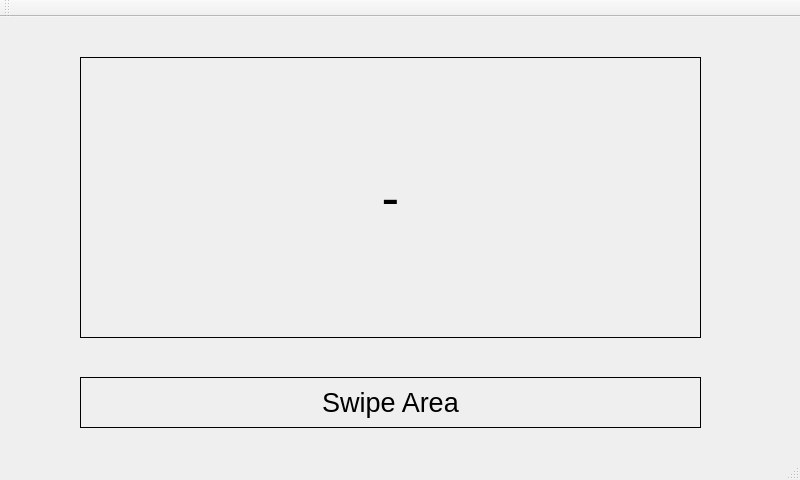
First picture: the form in Qt4/Swipe-Screen/mainwindow.ui, repository romnegrillo/CPP-Qt-Snippets, before the edit.
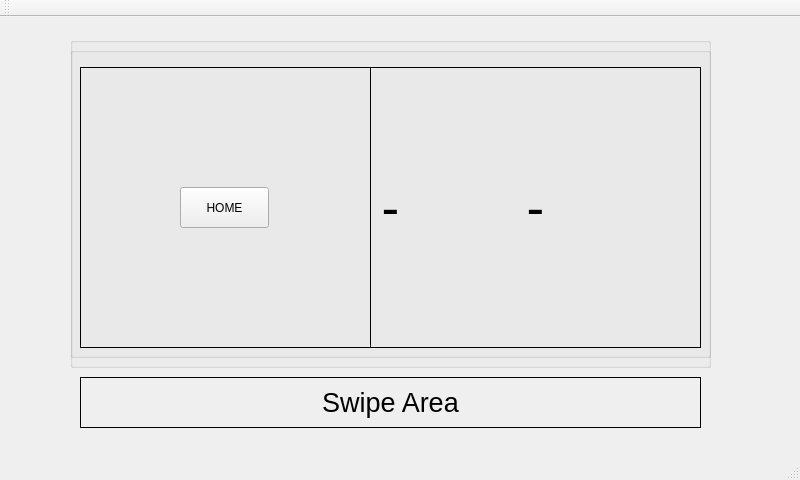
Second picture: the form after the edit.

```diff
--- a/Qt4/Swipe-Screen/mainwindow.ui
+++ b/Qt4/Swipe-Screen/mainwindow.ui
@@ -14,30 +14,6 @@
    <string>MainWindow</string>
   </property>
   <widget class="QWidget" name="centralwidget">
-   <widget class="QLabel" name="img_label">
-    <property name="geometry">
-     <rect>
-      <x>80</x>
-      <y>40</y>
-      <width>621</width>
-      <height>281</height>
-     </rect>
-    </property>
-    <property name="font">
-     <font>
-      <pointsize>40</pointsize>
-     </font>
-    </property>
-    <property name="frameShape">
-     <enum>QFrame::Box</enum>
-    </property>
-    <property name="text">
-     <string>-</string>
-    </property>
-    <property name="alignment">
-     <set>Qt::AlignCenter</set>
-    </property>
-   </widget>
    <widget class="QLabel" name="swipe_area">
     <property name="geometry">
      <rect>
@@ -62,6 +38,93 @@
      <set>Qt::AlignCenter</set>
     </property>
    </widget>
+   <widget class="QGroupBox" name="picture_groupbox">
+    <property name="geometry">
+     <rect>
+      <x>70</x>
+      <y>20</y>
+      <width>641</width>
+      <height>321</height>
+     </rect>
+    </property>
+    <property name="title">
+     <string/>
+    </property>
+    <widget class="QLabel" name="img_label">
+     <property name="geometry">
+      <rect>
+       <x>10</x>
+       <y>30</y>
+       <width>621</width>
+       <height>281</height>
+      </rect>
+     </property>
+     <property name="font">
+      <font>
+       <pointsize>40</pointsize>
+      </font>
+     </property>
+     <property name="frameShape">
+      <enum>QFrame::Box</enum>
+     </property>
+     <property name="text">
+      <string>-</string>
+     </property>
+     <property name="alignment">
+      <set>Qt::AlignCenter</set>
+     </property>
+    </widget>
+   </widget>
+   <widget class="QGroupBox" name="picture_with_button_groupbox">
+    <property name="geometry">
+     <rect>
+      <x>70</x>
+      <y>30</y>
+      <width>641</width>
+      <height>321</height>
+     </rect>
+    </property>
+    <property name="title">
+     <string/>
+    </property>
+    <widget class="QLabel" name="img_half_label">
+     <property name="geometry">
+      <rect>
+       <x>300</x>
+       <y>20</y>
+       <width>331</width>
+       <height>281</height>
+      </rect>
+     </property>
+     <property name="font">
+      <font>
+       <pointsize>40</pointsize>
+      </font>
+     </property>
+     <property name="frameShape">
+      <enum>QFrame::Box</enum>
+     </property>
+     <property name="text">
+      <string>-</string>
+     </property>
+     <property name="alignment">
+      <set>Qt::AlignCenter</set>
+     </property>
+    </widget>
+    <widget class="QPushButton" name="pushButton">
+     <property name="geometry">
+      <rect>
+       <x>110</x>
+       <y>140</y>
+       <width>89</width>
+       <height>41</height>
+      </rect>
+     </property>
+     <property name="text">
+      <string>HOME</string>
+     </property>
+    </widget>
+   </widget>
   </widget>
   <widget class="QMenuBar" name="menubar">
    <property name="geometry">
```
